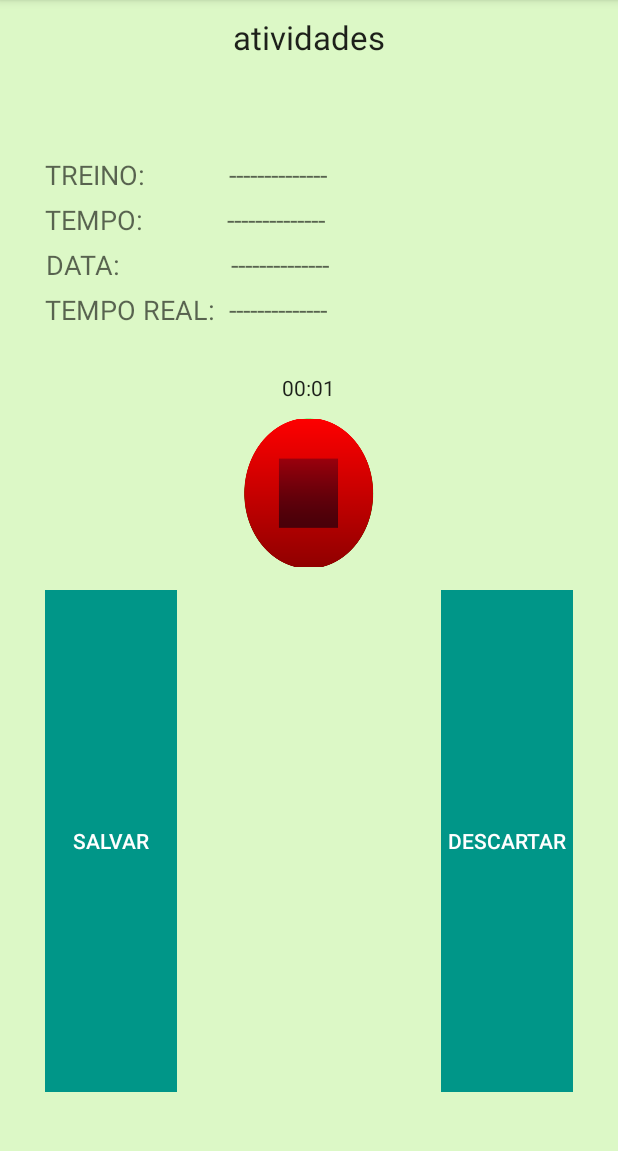
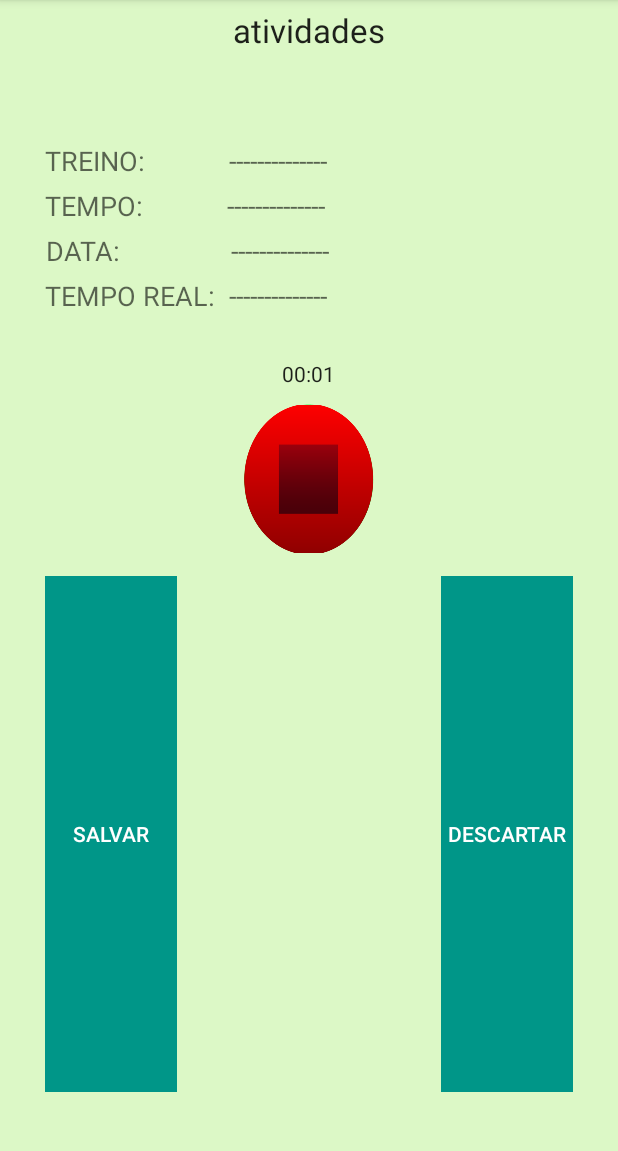
Before and after one commit to renancunha33/MarombaPrime, an Android app: the screen it shows after launch (MainActivity), after a tap on an icon or button, on a phone screen of 412 x 824 dp, the part 84-1235 px from its top. Run offline under Robolectric (Android 15) with nearby library versions, the light colour scheme and no system bars; 2 statements that could not run were skipped.

```diff
--- a/app/src/main/res/layout/fragment_atividade.xml
+++ b/app/src/main/res/layout/fragment_atividade.xml
@@ -9,27 +9,28 @@
         android:id="@+id/textView"
         android:layout_width="wrap_content"
         android:layout_height="wrap_content"
-        android:layout_gravity="center_horizontal"
-
-        android:layout_margin="10dp"
+        android:layout_gravity="center"
+        android:layout_marginBottom="5dp"
+        android:layout_marginTop="5dp"
         android:text="atividades"
         android:textAppearance="?android:attr/textAppearanceLarge" />
 
     <Spinner
-        android:textColor="#ffffff"
         android:id="@+id/Spinner02"
         android:layout_width="fill_parent"
         android:layout_height="wrap_content"
         android:layout_marginLeft="10dp"
         android:layout_marginRight="10dp"
-        android:background="#009688" />
+        android:background="#009688"
+        android:textColor="#ffffff" />
+
     <TextView
         android:id="@+id/id_txt"
         android:layout_width="wrap_content"
         android:layout_height="wrap_content"
         android:text="ID"
-        android:visibility="invisible"
-        android:textAppearance="?android:attr/textAppearanceMedium" />
+        android:textAppearance="?android:attr/textAppearanceMedium"
+        android:visibility="invisible" />
 
     <LinearLayout
         android:layout_width="match_parent"
@@ -148,27 +149,27 @@
     <RelativeLayout
         android:layout_width="wrap_content"
         android:layout_height="wrap_content"
+        android:layout_marginBottom="40dp"
         android:layout_marginLeft="30dp"
         android:layout_marginRight="30dp"
         android:layout_marginTop="5dp"
-        android:layout_marginBottom="40dp"
         android:orientation="horizontal">
 
         <Button
-            android:textColor="#ffffff"
             android:id="@+id/btSalvarAtividade"
             android:layout_width="wrap_content"
             android:layout_height="match_parent"
+            android:background="#009688"
             android:text="Salvar"
-            android:background="#009688"/>
+            android:textColor="#ffffff" />
 
         <Button
-            android:textColor="#ffffff"
             android:id="@+id/btDescartarAtividade"
             android:layout_width="wrap_content"
             android:layout_height="match_parent"
             android:layout_alignParentRight="true"
+            android:background="#009688"
             android:text="descartar"
-            android:background="#009688"/>
+            android:textColor="#ffffff" />
     </RelativeLayout>
 </LinearLayout>
--- a/app/src/main/res/layout/fragment_exercicio.xml
+++ b/app/src/main/res/layout/fragment_exercicio.xml
@@ -6,6 +6,9 @@
     android:background="#dcf8c6">
 
     <TextView
+        android:layout_gravity="center"
+        android:layout_marginTop="5dp"
+        android:layout_marginBottom="5dp"
         android:id="@+id/textView"
         android:layout_width="wrap_content"
         android:layout_height="wrap_content"
--- a/app/src/main/res/layout/fragment_navigation_drawer.xml
+++ b/app/src/main/res/layout/fragment_navigation_drawer.xml
@@ -2,4 +2,4 @@
     xmlns:tools="http://schemas.android.com/tools" android:layout_width="match_parent"
     android:layout_height="match_parent" android:choiceMode="singleChoice"
     android:divider="@android:color/transparent" android:dividerHeight="0dp"
-    android:background="#77726f" tools:context=".NavigationDrawerFragment" />
+    android:background="#006300" tools:context=".NavigationDrawerFragment" />
```
